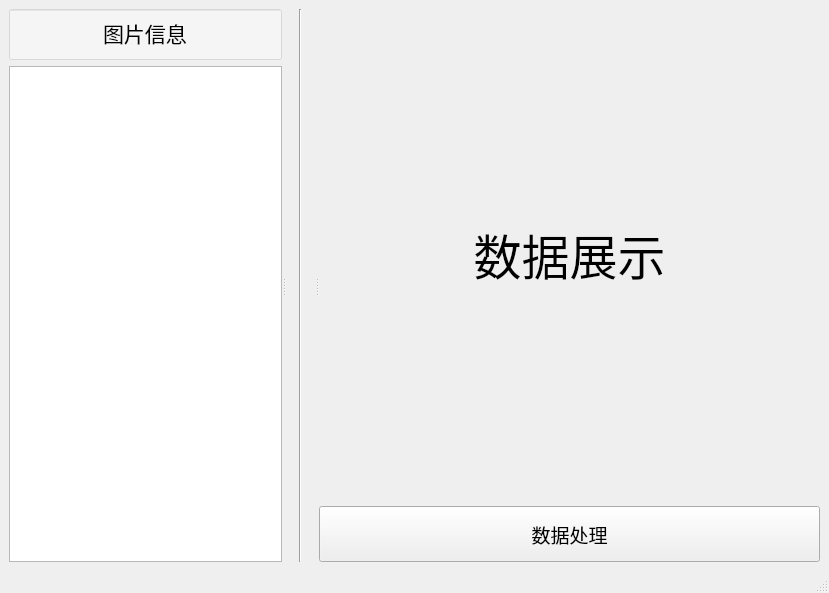
First picture: the form in data-processing.ui, repository codesoldier99/Smart_Wood_Measure, before the edit.
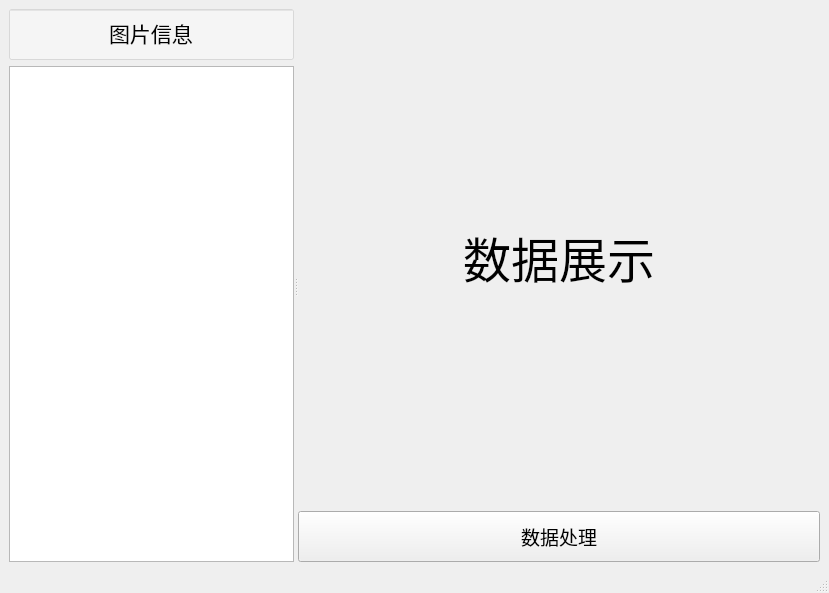
Second picture: the form after the edit.

The edit to the form file:
```diff
--- a/data-processing.ui
+++ b/data-processing.ui
@@ -74,12 +74,7 @@
         </item>
        </layout>
       </widget>
-      <widget class="Line" name="line">
-       <property name="orientation">
-        <enum>Qt::Vertical</enum>
-       </property>
-      </widget>
-      <widget class="QWidget" name="">
+      <widget class="QWidget" name="layoutWidget">
        <layout class="QVBoxLayout" name="verticalLayout">
         <item>
          <widget class="QLabel" name="label">
@@ -117,6 +112,12 @@
             <height>51</height>
            </size>
           </property>
+          <property name="maximumSize">
+           <size>
+            <width>16777215</width>
+            <height>51</height>
+           </size>
+          </property>
           <property name="font">
            <font>
             <family>黑体</family>
```
Left out of the diff: 20 changed lines with no effect on the pictures.
